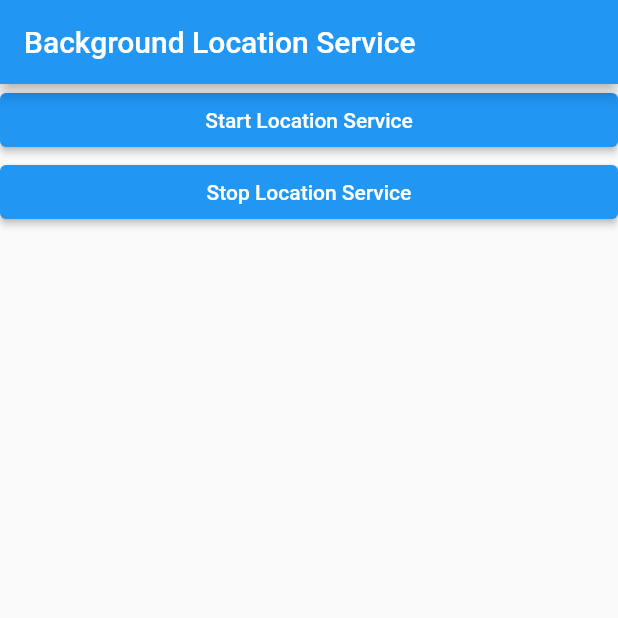
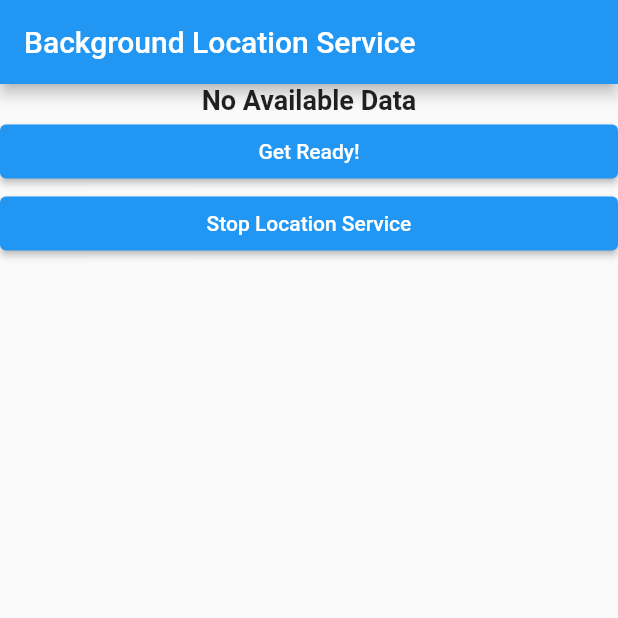
Before and after one commit to GouthamJb/Xplor_Driver_App, a Flutter app: the screen it shows after launch, on a phone screen of 412 x 824 dp, the top half of it. Run offline on Flutter 3.47's test engine with Material 2 defaults, Android fonts, the light colour scheme and no system bars; our stand-ins replace get, permission_handler; missing offline and left inert: background_location.

Commit message:
back button action enabled

```diff
--- a/lib/Controllers/location_controller.dart
+++ b/lib/Controllers/location_controller.dart
@@ -7,6 +7,12 @@ import 'package:permission_handler/permission_handler.dart';
 
 class LocationController extends GetxController {
   final isAppInactive = false.obs;
+  final locationString = "No Available Data".obs;
+
+  updateLocationString(location) {
+    locationString.value = location;
+  }
+
   checKLocationPermission() async {
     var status = await Permission.location.status;
     print("status:$status");
@@ -16,6 +22,16 @@ class LocationController extends GetxController {
       print("result:$result");
       if (result == PermissionStatus.denied) {
         print("Permission is denied");
+        Get.defaultDialog(
+            onConfirm: () =>
+                getCloseDefaultDialog().then((value) => openAppSettings()),
+            barrierDismissible: false,
+            textCancel: "Exit App",
+            textConfirm: "Go to App Settings",
+            onCancel: () => exit(0),
+            title: 'Alert!',
+            middleText:
+                'You have denied location permission for this app, To continue please go to app setting & enable location permission');
       } else if (result == PermissionStatus.permanentlyDenied) {
         print("Permission is permanently denied");
         Get.defaultDialog(
@@ -28,6 +44,8 @@ class LocationController extends GetxController {
             title: 'Alert!',
             middleText:
                 'You have permanently denied location permission for this app, To continue please go to app setting & enable location permission');
+      } else if (result == PermissionStatus.granted) {
+        Get.back(closeOverlays: true);
       }
     }
   }
--- a/lib/main.dart
+++ b/lib/main.dart
@@ -1,6 +1,8 @@
 import 'dart:async';
+import 'dart:io';
 
 import 'package:background_location/background_location.dart';
+import 'package:flutter/foundation.dart';
 import 'package:flutter/material.dart';
 import 'package:get/get.dart';
 import 'package:permission_handler/permission_handler.dart';
@@ -57,27 +59,46 @@ class _MyAppState extends State<MyApp> with WidgetsBindingObserver {
     WidgetsBinding.instance.removeObserver(this);
   }
 
+  Future<bool> _onwillPopScpoe() async {
+    Get.defaultDialog(
+        textConfirm: 'Exit App',
+        onConfirm: () => exit(0),
+        onCancel: () => Get.back(closeOverlays: true),
+        title: 'Do you really want to exit?',
+        middleText: 'Exiting the application will stop fetching location');
+    return false;
+  }
+
   @override
   Widget build(BuildContext context) {
     return GetMaterialApp(
-      home: Scaffold(
+      home: WillPopScope(
+        onWillPop: _onwillPopScpoe,
+        child: Scaffold(
           appBar: AppBar(
             title: const Text('Background Location Service'),
           ),
           body: Center(
             child: ListView(
               children: <Widget>[
+                Obx(() =>
+                    locationData(_locationController.locationString.value)),
                 ElevatedButton(
                     onPressed: () {
                       onStartLocationServiceClick();
                     },
-                  child: Text('Start Location Service')),
+                    child: Text(noOfClick != 0
+                        ? locationServiceStatus
+                            ? 'Fetching Location...'
+                            : 'Start Location Service'
+                        : 'Get Ready!')),
                 ElevatedButton(
                     onPressed: () {
                       onStopLocationServiceClick();
                     },
                     child: Text('Stop Location Service')),
               ],
+            ),
           ),
         ),
       ),
@@ -103,8 +124,11 @@ class _MyAppState extends State<MyApp> with WidgetsBindingObserver {
           message: "Currently fetching location",
           icon: "@mipmap/ic_launcher",
         );
+        setState(() {
           noOfClick++;
           print(noOfClick);
+        });
+
         await BackgroundLocation.startLocationService();
         if (noOfClick == 1) {
           BackgroundLocation.stopLocationService();
@@ -127,8 +151,10 @@ class _MyAppState extends State<MyApp> with WidgetsBindingObserver {
   }
 
   getCurrentLocation() {
-    _backgroundLocation.getCurrentLocation().then((location) =>
-        {print('This is current Location ' + location.toMap().toString())});
+    _backgroundLocation.getCurrentLocation().then((location) => {
+          print('This is current Location ' + location.toMap().toString()),
+          _locationController.updateLocationString(location.toMap().toString())
+        });
   }
 
   onStopLocationServiceClick() {
@@ -137,6 +163,7 @@ class _MyAppState extends State<MyApp> with WidgetsBindingObserver {
       noOfClick = 0;
       locationServiceStatus = false;
       BackgroundLocation.stopLocationService();
+      _locationController.updateLocationString('No Available Data');
       if (_isTimerInitialized) {
         _timer.cancel();
       }
```
Also changed, not shown: 1 other file. Lines whose indentation alone changed are shown as unchanged.
